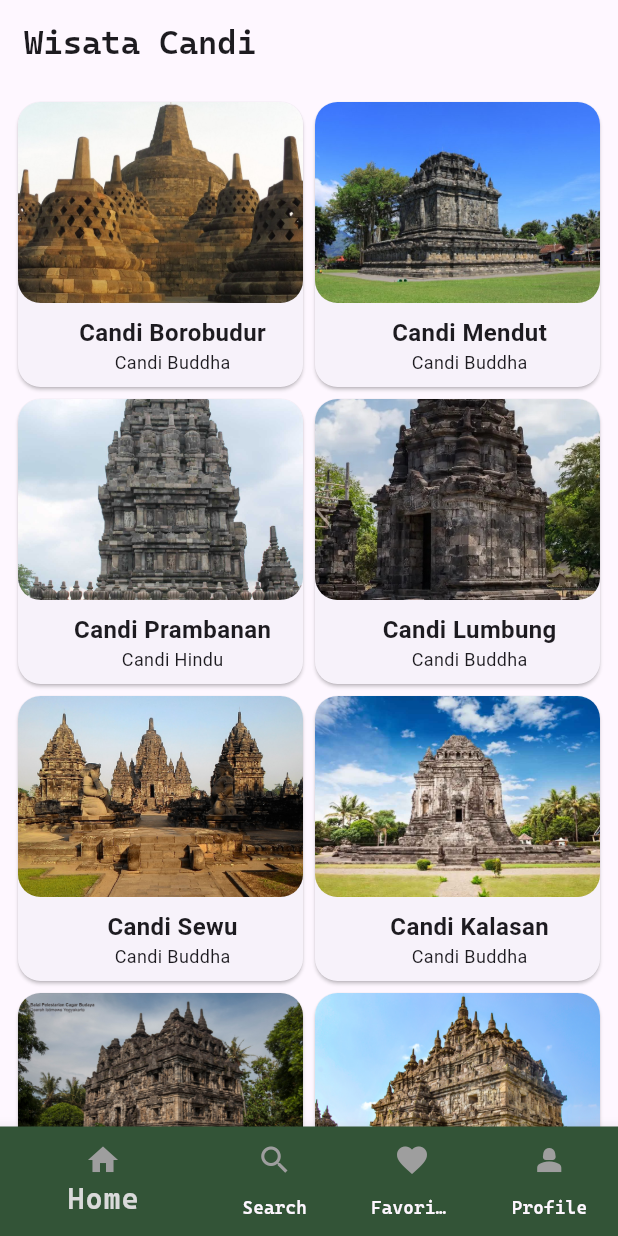
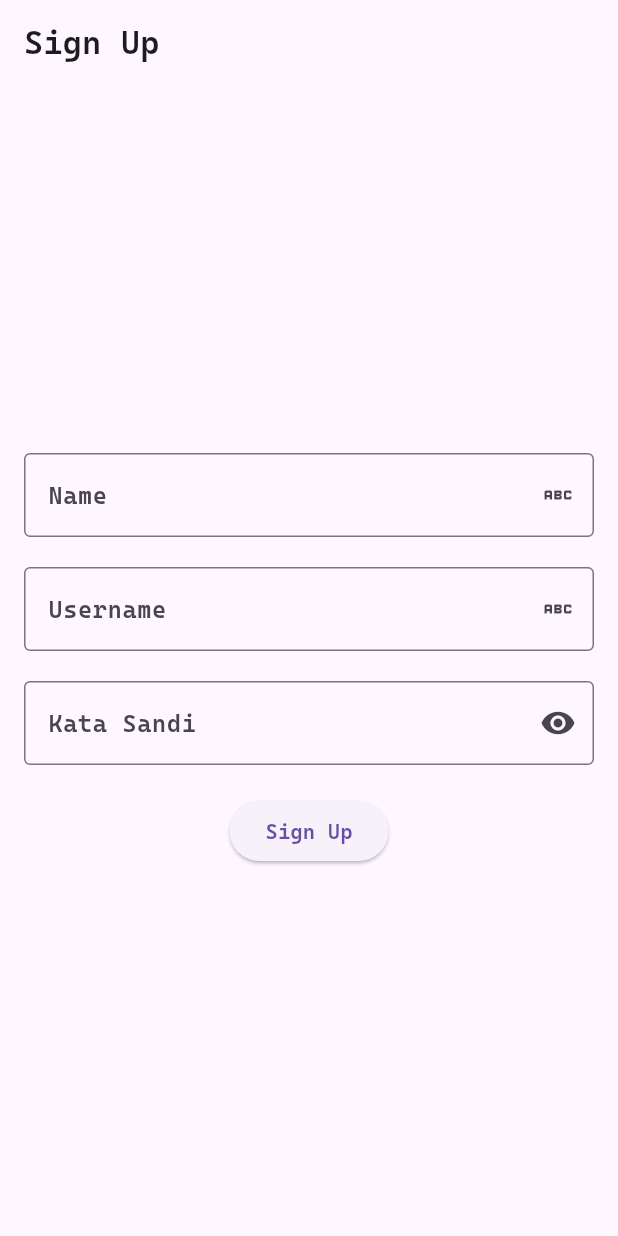
Before and after one commit to Mobile-Programming-MDP/latihan-flutter-adhfac, a Flutter app: the screen it shows after launch, on a phone screen of 412 x 824 dp. Run offline on Flutter 3.47's test engine with Material 3 defaults, Android fonts, the phone set to English and light mode, and no system bars; our stand-ins replace connectivity_plus.

```diff
--- a/wisata_candi/lib/main.dart
+++ b/wisata_candi/lib/main.dart
@@ -5,6 +5,8 @@ import 'package:wisata_candi/favorite_screen.dart';
 import 'package:wisata_candi/home_screen.dart';
 import 'package:wisata_candi/profilescreen.dart';
 import 'package:wisata_candi/search_screen.dart';
+import 'package:wisata_candi/sign_up_screen.dart';
+import 'package:wisata_candi/signin_screen.dart';
 
 void main() {
   runApp(const MainApp());
@@ -20,7 +22,7 @@ class MainApp extends StatelessWidget {
       // home: DetailScreen(
       //   candi: candiList[0],
       // ),
-      home: MainScreen(),
+      home: SignUpScreen(),
     );
   }
 }
@@ -72,8 +74,6 @@ class _MainScreenState extends State<MainScreen> {
           showUnselectedLabels: true,
         ),
       ),
-
-
       // 3. Buat data dari child dari Theme
     );
   }
--- /dev/null
+++ b/wisata_candi/lib/sign_up_screen.dart
@@ -0,0 +1,128 @@
+import 'package:flutter/material.dart';
+
+class SignUpScreen extends StatefulWidget {
+  const SignUpScreen({super.key});
+
+  @override
+  State<SignUpScreen> createState() => _SignUpScreenState();
+}
+
+class _SignUpScreenState extends State<SignUpScreen> {
+  final TextEditingController _nameController = TextEditingController();
+  final TextEditingController _usernameController = TextEditingController();
+  final TextEditingController _passwordController = TextEditingController();
+
+  String _errorText = '';
+  bool _obscurePassword = true;
+
+  //TODO: 1. Membuat fungsi _signUp
+  void _signUp(){
+    String name = _nameController.text.trim();
+    String username = _usernameController.text.trim();
+    String password = _passwordController.text.trim();
+
+    if (
+      password.length < 8 ||
+      !password.contains(RegExp(r'[A-Z]')) ||
+      !password.contains(RegExp(r'[0-9]')) ||
+      !password.contains(RegExp(r'[a-z]')) ||
+      !password.contains(RegExp(r'[!@#%^&*()_+-=<>?]')) ||
+      password.contains(RegExp(r'\s'))
+    ){
+      setState(() {
+        _errorText = 'Minimal 8 karakter tanpa spasi, kombinasi [A-Z], [a-z], [0-9], [!@#%^&*()_+-=<>?]';
+      });
+    } else {
+      setState(() {
+        _errorText = '';
+      });
+      print('Berhasil');
+    }
+  }
+
+  // TODO 2: Membuat fungsi dispose
+  @override
+  void dispose() {
+    // TODO: implement dispose
+    _nameController.dispose();
+    _usernameController.dispose();
+    _passwordController.dispose();
+    super.dispose();
+  }
+
+  @override
+  Widget build(BuildContext context) {
+    return Scaffold(
+      appBar: AppBar(
+        title: const Text('Sign Up', style: TextStyle(fontFamily: 'Cascadia'),),
+      ),
+      body: Center(
+        child: SingleChildScrollView(
+          child: Padding(
+            padding: const EdgeInsets.all(16),
+            child: Form(
+              child: Column(
+                crossAxisAlignment: CrossAxisAlignment.center,
+                mainAxisAlignment: MainAxisAlignment.center,
+                children: [
+                  TextFormField(
+                    style: TextStyle(fontFamily: 'Cascadia'),
+                    controller: _nameController,
+                    decoration: InputDecoration(
+                      labelText: 'Name',
+                      labelStyle: TextStyle(
+                        fontFamily: 'Cascadia'
+                      ),
+                      border: const OutlineInputBorder(),
+                      suffixIcon: IconButton(onPressed: (){}, icon: Icon(Icons.abc))
+                    ),
+                  ),
+                  const SizedBox(height: 20,),
+                  TextFormField(
+                    style: TextStyle(fontFamily: 'Cascadia'),
+                    controller: _usernameController,
+                    decoration: InputDecoration(
+                      labelText: 'Username',
+                      labelStyle: TextStyle(
+                        fontFamily: 'Cascadia'
+                      ),
+                      border: const OutlineInputBorder(),
+                      suffixIcon: IconButton(onPressed: (){}, icon: Icon(Icons.abc))
+                    ),
+                  ),
+                  const SizedBox(height: 20,),
+                  TextFormField(
+                    style: TextStyle(fontFamily: 'Cascadia'),
+                    controller: _passwordController,
+                    decoration: InputDecoration(
+                      labelText: 'Kata Sandi',
+                      labelStyle: const TextStyle(
+                        fontFamily: 'Cascadia'
+                      ),
+                      errorText: _errorText.isNotEmpty ? _errorText : null,
+                      border: const OutlineInputBorder(),
+                      suffixIcon: IconButton(
+                        onPressed: (){
+                            setState(() {
+                            _obscurePassword = !_obscurePassword;
+                          });
+                        },
+                        icon: Icon(_obscurePassword ? Icons.visibility : Icons.visibility_off)
+                      )
+                    ),
+                    obscureText: _obscurePassword,
+                  ),
+                  const SizedBox(height: 20,),
+                  ElevatedButton(
+                    onPressed: (_signUp),
+                    child: const Text('Sign Up',  style: TextStyle(fontFamily: 'Cascadia'))
+                  )
+                ],
+              )
+            ),
+            ),
+        ),
+      ),
+    );
+  }
+}
```
Also changed, not shown: wisata_candi/lib/signin_screen.dart (+64 -0 lines).
